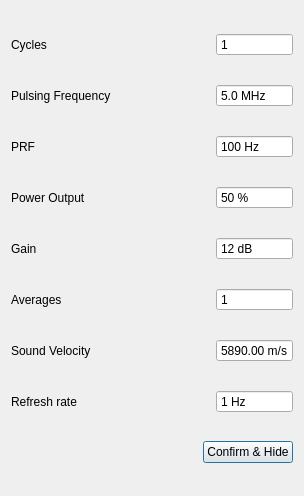
Before: the Qt Designer form tsettings.ui in SDJoeKing/Tubers_GUI, drawn with Qt 5.
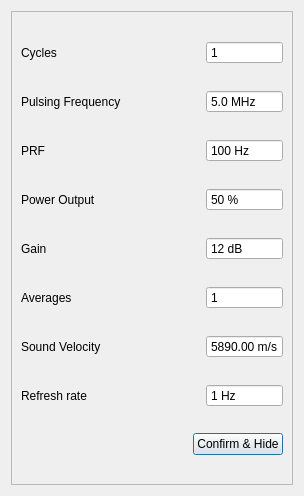
After: the same form once the commit is applied.

```diff
--- a/tsettings.ui
+++ b/tsettings.ui
@@ -19,6 +19,15 @@
   <property name="windowTitle">
    <string>Dialog</string>
   </property>
+  <layout class="QHBoxLayout" name="horizontalLayout">
+   <item>
+    <widget class="QFrame" name="frame">
+     <property name="frameShape">
+      <enum>QFrame::StyledPanel</enum>
+     </property>
+     <property name="frameShadow">
+      <enum>QFrame::Raised</enum>
+     </property>
   <layout class="QGridLayout" name="gridLayout">
    <item row="0" column="0">
     <widget class="QLabel" name="label_3">
@@ -243,6 +252,9 @@
      <property name="text">
       <string>Confirm &amp;&amp; Hide</string>
      </property>
+       </widget>
+      </item>
+     </layout>
     </widget>
    </item>
   </layout>
```
Lines whose indentation alone changed are shown as unchanged.
